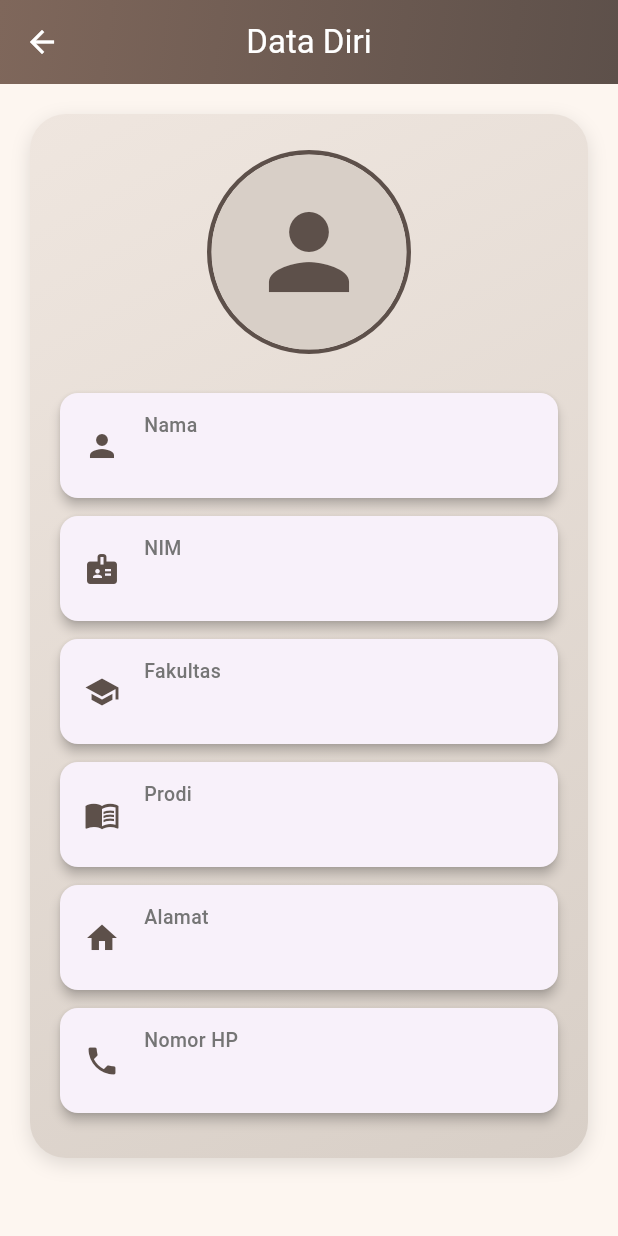
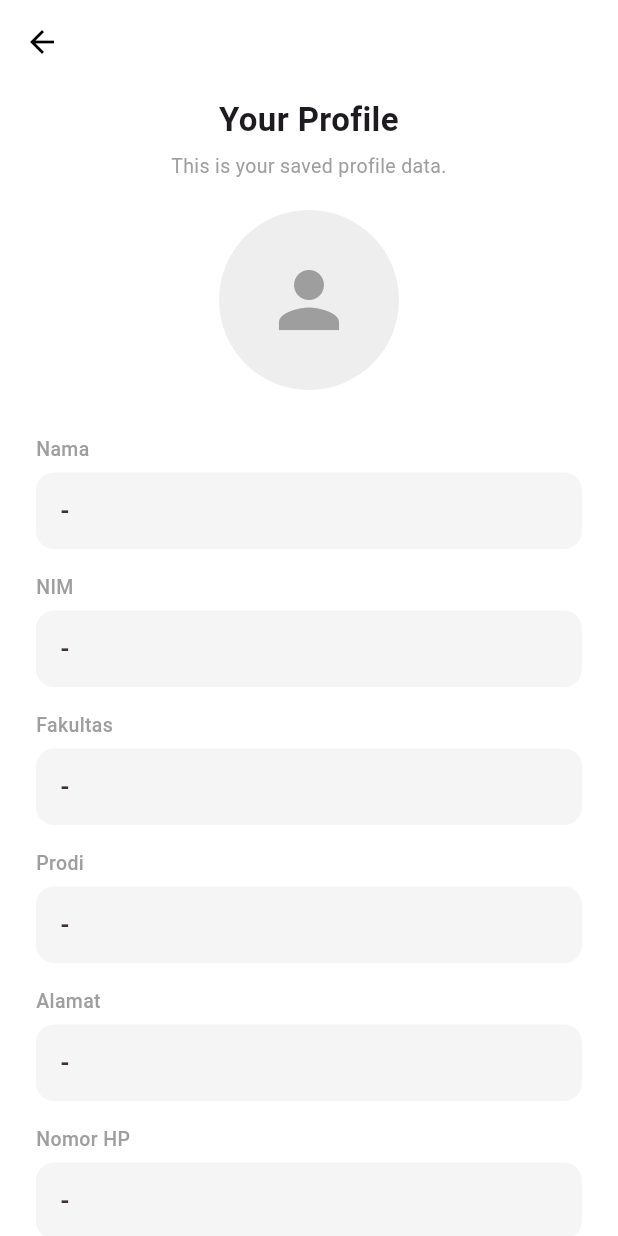
Before and after one commit to Feby-akliji23/testapp, a Flutter app: the Pertemuan4ProfilePage screen opened by its route, on a phone screen of 412 x 824 dp. Run offline on Flutter 3.47's test engine with Material 3 defaults, Android fonts, the phone set to English and light mode, and no system bars; our stand-ins replace image_picker, shared_preferences; accounts and stored records are empty.

Commit message:
edit profile page

```diff
--- a/lib/Pertemuan4ProfilePage.dart
+++ b/lib/Pertemuan4ProfilePage.dart
@@ -40,117 +40,74 @@ class _Pertemuan4ProfilePageState extends State<Pertemuan4ProfilePage> {
     });
   }
 
-  Widget _buildInfo(String title, String value, IconData icon) {
-    return Card(
-      elevation: 3,
-      margin: const EdgeInsets.symmetric(vertical: 6),
-      shape: RoundedRectangleBorder(borderRadius: BorderRadius.circular(12)),
-      child: Padding(
-        padding: const EdgeInsets.symmetric(vertical: 12, horizontal: 16),
-        child: Row(
-          children: [
-            Icon(icon, size: 24, color: Color(0xFF5D504A)),
-            SizedBox(width: 16),
-            Expanded(
-              child: Column(
-                crossAxisAlignment: CrossAxisAlignment.start,
-                children: [
-                  Text(title,
-                      style: TextStyle(
-                        fontSize: 13,
-                        fontWeight: FontWeight.w500,
-                        color: Colors.grey[600],
-                      )),
-                  SizedBox(height: 4),
-                  Text(value,
-                      style: TextStyle(
-                        fontSize: 16,
-                        fontWeight: FontWeight.bold,
-                        color: Color(0xFF3E322D),
-                      )),
-                ],
-              ),
-            ),
-          ],
+  Widget _buildInfoTile(String label, String value) {
+    return Column(
+      crossAxisAlignment: CrossAxisAlignment.start,
+      children: [
+        Text(label,
+            style: const TextStyle(fontSize: 13, color: Colors.grey, fontWeight: FontWeight.w500)),
+        const SizedBox(height: 6),
+        Container(
+          width: double.infinity,
+          padding: const EdgeInsets.symmetric(horizontal: 16, vertical: 14),
+          decoration: BoxDecoration(
+            color: Colors.grey[100],
+            borderRadius: BorderRadius.circular(12),
+          ),
+          child: Text(
+            value.isNotEmpty ? value : '-',
+            style: const TextStyle(fontSize: 16, fontWeight: FontWeight.bold, color: Color(0xFF3E322D)),
+          ),
         ),
-      ),
+        const SizedBox(height: 16),
+      ],
     );
   }
 
   @override
   Widget build(BuildContext context) {
     return Scaffold(
-      backgroundColor: Color(0xFFFDF6F0),
+      backgroundColor: Colors.white,
       appBar: AppBar(
+        backgroundColor: Colors.white,
         elevation: 0,
-        flexibleSpace: Container(
-          decoration: BoxDecoration(
-            gradient: LinearGradient(
-              colors: [Color(0xFF7F675B), Color(0xFF5D504A)],
-              begin: Alignment.topLeft,
-              end: Alignment.bottomRight,
+        leading: const BackButton(color: Colors.black),
+      ),
+      body: Padding(
+        padding: const EdgeInsets.symmetric(horizontal: 24),
+        child: ListView(
+          children: [
+            const SizedBox(height: 8),
+            const Text(
+              'Your Profile',
+              textAlign: TextAlign.center,
+              style: TextStyle(fontSize: 22, fontWeight: FontWeight.bold),
             ),
-          ),
-        ),
-        title: Text('Data Diri', style: TextStyle(color: Colors.white)),
-        centerTitle: true,
-        foregroundColor: Colors.white,
-      ),
-      body: SingleChildScrollView(
-        padding: const EdgeInsets.all(20),
-        child: Column(
-          children: [
-            Container(
-              decoration: BoxDecoration(
-                gradient: LinearGradient(
-                  colors: [Color(0xFFEFE6DF), Color(0xFFD8CFC7)],
-                  begin: Alignment.topLeft,
-                  end: Alignment.bottomRight,
-                ),
-                borderRadius: BorderRadius.circular(24),
-                boxShadow: [
-                  BoxShadow(
-                    color: Colors.black12,
-                    blurRadius: 10,
-                    offset: Offset(0, 4),
-                  )
-                ],
-              ),
-              padding: EdgeInsets.symmetric(vertical: 24, horizontal: 20),
-              child: Column(
-                children: [
-                  Container(
-                    decoration: BoxDecoration(
-                      shape: BoxShape.circle,
-                      border: Border.all(color: Color(0xFF5D504A), width: 3),
-                    ),
-                    child: ClipOval(
-                      child: _image != null
-                          ? Image.file(
-                              _image!,
-                              width: 130,
-                              height: 130,
-                              fit: BoxFit.cover,
-                            )
-                          : Container(
-                              width: 130,
-                              height: 130,
-                              color: Color(0xFFD8CFC7),
-                              child: Icon(Icons.person,
-                                  size: 80, color: Color(0xFF5D504A)),
-                            ),
-                    ),
-                  ),
-                  const SizedBox(height: 20),
-                  _buildInfo('Nama', _nama, Icons.person),
-                  _buildInfo('NIM', _nim, Icons.badge),
-                  _buildInfo('Fakultas', _fakultas, Icons.school),
-                  _buildInfo('Prodi', _prodi, Icons.menu_book),
-                  _buildInfo('Alamat', _alamat, Icons.home),
-                  _buildInfo('Nomor HP', _hp, Icons.phone),
-                ],
+            const SizedBox(height: 6),
+            const Text(
+              "This is your saved profile data.",
+              textAlign: TextAlign.center,
+              style: TextStyle(fontSize: 13, color: Colors.grey),
+            ),
+            const SizedBox(height: 20),
+            Center(
+              child: CircleAvatar(
+                radius: 60,
+                backgroundColor: Colors.grey[200],
+                backgroundImage: _image != null ? FileImage(_image!) : null,
+                child: _image == null
+                    ? Icon(Icons.person, size: 60, color: Colors.grey[500])
+                    : null,
               ),
             ),
+            const SizedBox(height: 30),
+            _buildInfoTile('Nama', _nama),
+            _buildInfoTile('NIM', _nim),
+            _buildInfoTile('Fakultas', _fakultas),
+            _buildInfoTile('Prodi', _prodi),
+            _buildInfoTile('Alamat', _alamat),
+            _buildInfoTile('Nomor HP', _hp),
+            const SizedBox(height: 30),
           ],
         ),
       ),
```
